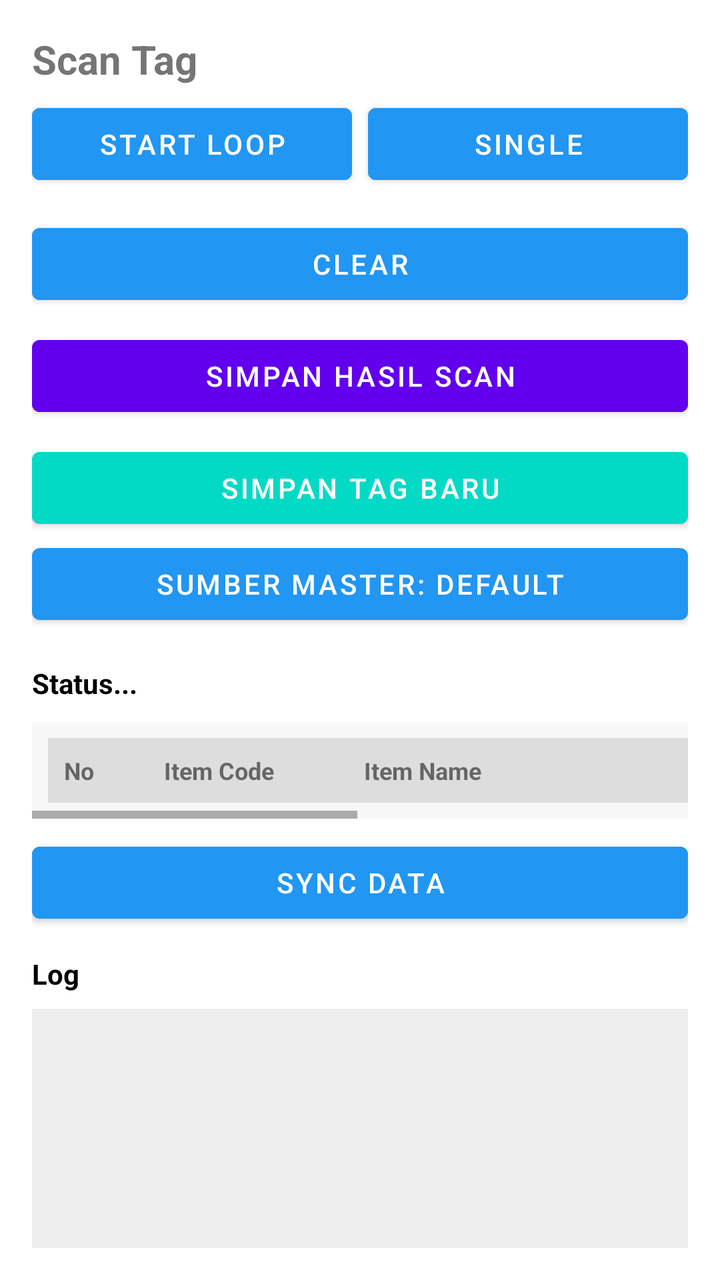
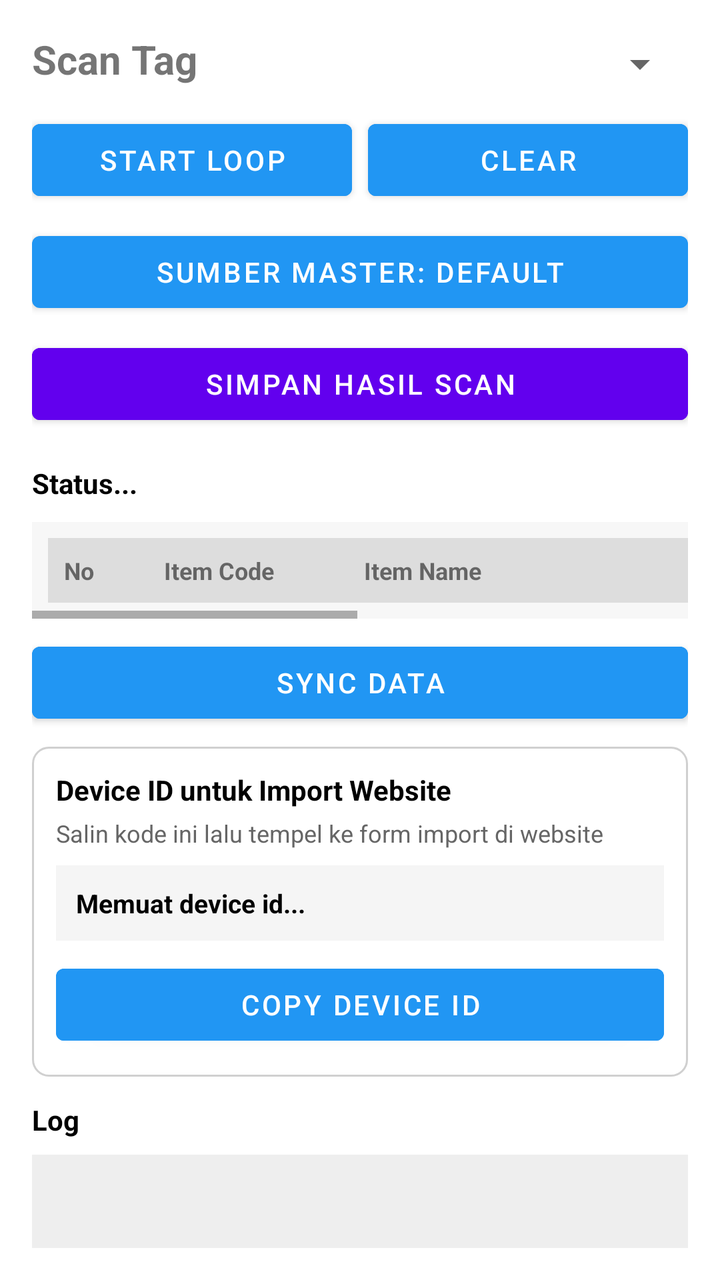

The first picture is an Android layout as it rendered before a commit; the second is the same layout after the commit. The layout source and the unified diff follow.
<!-- AndroidManifest.xml: application theme Theme.Newrfid -->
<!-- res/layout/fragment_scan.xml -->
<?xml version="1.0" encoding="utf-8"?>
<androidx.coordinatorlayout.widget.CoordinatorLayout
    xmlns:android="http://schemas.android.com/apk/res/android"
    xmlns:app="http://schemas.android.com/apk/res-auto"
    android:layout_width="match_parent"
    android:layout_height="match_parent"
    android:background="@android:color/white">

    <androidx.core.widget.NestedScrollView
        android:id="@+id/rootScroll"
        android:layout_width="match_parent"
        android:layout_height="match_parent"
        android:fillViewport="true"
        android:padding="16dp"
        app:layout_behavior="@string/appbar_scrolling_view_behavior">

        <LinearLayout
            android:id="@+id/root"
            android:layout_width="match_parent"
            android:layout_height="wrap_content"
            android:orientation="vertical">

            <TextView
                android:layout_width="match_parent"
                android:layout_height="wrap_content"
                android:text="Scan Tag"
                android:textSize="20sp"
                android:textStyle="bold"
                android:paddingBottom="5dp" />

            
            <LinearLayout
                android:layout_width="match_parent"
                android:layout_height="wrap_content"
                android:orientation="horizontal">

                <Button
                    android:id="@+id/btnLoop"
                    android:layout_width="0dp"
                    android:layout_height="wrap_content"
                    android:layout_weight="1"
                    android:text="@string/start_loop"
                    android:textColor="@android:color/white"
                    android:layout_marginEnd="8dp"
                    android:backgroundTint="@color/blue_500" />

                <Button
                    android:id="@+id/btnSingle"
                    android:layout_width="0dp"
                    android:layout_height="wrap_content"
                    android:layout_weight="1"
                    android:text="@string/single"
                    android:textColor="@android:color/white"
                    android:backgroundTint="@color/blue_500" />
            </LinearLayout>

            <Button
                android:id="@+id/btnClear"
                android:layout_width="match_parent"
                android:layout_height="wrap_content"
                android:layout_marginTop="12dp"
                android:text="@string/clear"
                android:textColor="@android:color/white"
                android:backgroundTint="@color/blue_500" />

            <Button
                android:id="@+id/btnSaveScan"
                android:layout_width="match_parent"
                android:layout_height="wrap_content"
                android:layout_marginTop="8dp"
                android:text="Simpan Hasil Scan"
                android:textColor="@android:color/white"
                android:backgroundTint="@color/design_default_color_primary" />

            <Button
                android:id="@+id/btnPush"
                android:layout_width="match_parent"
                android:layout_height="wrap_content"
                android:layout_marginTop="8dp"
                android:text="@string/push_server"
                android:textColor="@android:color/white"
                android:backgroundTint="@color/design_default_color_secondary" />

            <Button
                android:id="@+id/btnChooseMasterSource"
                android:layout_width="match_parent"
                android:layout_height="wrap_content"
                android:text="Sumber Master: Default" />

            
            <TextView
                android:id="@+id/tvInfo"
                android:layout_width="match_parent"
                android:layout_height="wrap_content"
                android:layout_marginTop="16dp"
                android:text="@string/status"
                android:textSize="14sp"
                android:textStyle="bold"
                android:textColor="@android:color/black" />

            <HorizontalScrollView
                android:layout_width="match_parent"
                android:layout_height="wrap_content"
                android:layout_marginTop="10dp"
                android:fillViewport="true"
                android:scrollbars="horizontal"
                android:background="#F7F7F7">

                <LinearLayout
                    android:layout_width="wrap_content"
                    android:layout_height="wrap_content"
                    android:orientation="vertical"
                    android:padding="8dp">

                    <LinearLayout
                        android:layout_width="wrap_content"
                        android:layout_height="wrap_content"
                        android:orientation="horizontal"
                        android:background="#DDDDDD"
                        android:padding="8dp">

                        <TextView
                            android:layout_width="50dp"
                            android:layout_height="wrap_content"
                            android:text="No"
                            android:textStyle="bold"
                            android:textSize="12sp" />

                        <TextView
                            android:layout_width="100dp"
                            android:layout_height="wrap_content"
                            android:text="Item Code"
                            android:textStyle="bold"
                            android:textSize="12sp" />

                        <TextView
                            android:layout_width="200dp"
                            android:layout_height="wrap_content"
                            android:text="Item Name"
                            android:textStyle="bold"
                            android:textSize="12sp" />

                        <TextView
                            android:layout_width="60dp"
                            android:layout_height="wrap_content"
                            android:gravity="end"
                            android:text="End Stock"
                            android:textStyle="bold"
                            android:textSize="12sp" />

                        <TextView
                            android:layout_width="60dp"
                            android:layout_height="wrap_content"
                            android:gravity="end"
                            android:text="Scan"
                            android:textStyle="bold"
                            android:textSize="12sp" />

                        <TextView
                            android:layout_width="60dp"
                            android:layout_height="wrap_content"
                            android:gravity="end"
                            android:text="Selisih"
                            android:textStyle="bold"
                            android:textSize="12sp" />

                        <TextView
                            android:layout_width="100dp"
                            android:layout_height="wrap_content"
                            android:gravity="end"
                            android:text="Status"
                            android:textStyle="bold"
                            android:textSize="12sp" />
                    </LinearLayout>

                    
                    <androidx.recyclerview.widget.RecyclerView
                        android:id="@+id/rvProducts"
                        android:layout_width="wrap_content"
                        android:layout_height="wrap_content"
                        android:nestedScrollingEnabled="false" />
                </LinearLayout>
            </HorizontalScrollView>

            <Button
                android:id="@+id/btnSync"
                android:layout_width="match_parent"
                android:layout_height="wrap_content"
                android:layout_marginTop="8dp"
                android:text="@string/sync_data"
                android:textColor="@android:color/white"
                android:backgroundTint="@color/blue_500" />

            <TextView
                android:layout_width="match_parent"
                android:layout_height="wrap_content"
                android:layout_marginTop="12dp"
                android:text="@string/log"
                android:textStyle="bold"
                android:textColor="@android:color/black" />

            <TextView
                android:id="@+id/tvLog"
                android:layout_width="match_parent"
                android:layout_height="300dp"
                android:layout_marginTop="8dp"
                android:textSize="12sp"
                android:textColor="@android:color/black"
                android:textIsSelectable="true"
                android:background="#EEEEEE"
                android:padding="10dp"
                android:scrollbars="vertical" />

        </LinearLayout>
    </androidx.core.widget.NestedScrollView>

</androidx.coordinatorlayout.widget.CoordinatorLayout>
<!-- resources referenced by this layout -->
<resources>
  <color name="blue_500">#2196F3</color>
  <string name="clear">Clear</string>
  <string name="log">Log</string>
  <string name="push_server">Simpan Tag Baru</string>
  <string name="single">Single</string>
  <string name="start_loop">Start Loop</string>
  <string name="status">Status...</string>
  <string name="sync_data">Sync Data</string>
  <style name="Theme.Newrfid" parent="Theme.MaterialComponents.Light.NoActionBar">
          <item name="android:windowBackground">@android:color/white</item>
          <item name="colorSurface">@android:color/white</item>
          <item name="colorOnSurface">@android:color/black</item>
  
          <item name="colorPrimary">#2196F3</item>
          <item name="colorPrimaryVariant">#1976D2</item>
          <item name="colorOnPrimary">@android:color/white</item>
  
          <item name="android:statusBarColor">@android:color/white</item>
          <item name="android:windowLightStatusBar">true</item>
      </style>
</resources>

<!-- the commit's change to res/layout/fragment_scan.xml (unified diff, before → after) -->
@@ -20,18 +20,33 @@
             android:layout_height="wrap_content"
             android:orientation="vertical">
 
-            <TextView
-                android:layout_width="match_parent"
-                android:layout_height="wrap_content"
-                android:text="Scan Tag"
-                android:textSize="20sp"
-                android:textStyle="bold"
-                android:paddingBottom="5dp" />
+            <LinearLayout
+                android:layout_width="match_parent"
+                android:layout_height="wrap_content"
+                android:gravity="center_vertical"
+                android:orientation="horizontal">
+
+                <TextView
+                    android:id="@+id/tvTitleScan"
+                    android:layout_width="0dp"
+                    android:layout_height="wrap_content"
+                    android:layout_weight="1"
+                    android:paddingBottom="5dp"
+                    android:text="Scan Tag"
+                    android:textSize="20sp"
+                    android:textStyle="bold" />
+
+                <Spinner
+                    android:id="@+id/spinnerScanPower"
+                    android:layout_width="120dp"
+                    android:layout_height="wrap_content" />
+            </LinearLayout>
 
             
             <LinearLayout
                 android:layout_width="match_parent"
                 android:layout_height="wrap_content"
+                android:layout_marginTop="8dp"
                 android:orientation="horizontal">
 
                 <Button
@@ -39,29 +54,27 @@
                     android:layout_width="0dp"
                     android:layout_height="wrap_content"
                     android:layout_weight="1"
+                    android:layout_marginEnd="8dp"
                     android:text="@string/start_loop"
                     android:textColor="@android:color/white"
-                    android:layout_marginEnd="8dp"
                     android:backgroundTint="@color/blue_500" />
 
                 <Button
-                    android:id="@+id/btnSingle"
+                    android:id="@+id/btnClear"
                     android:layout_width="0dp"
                     android:layout_height="wrap_content"
                     android:layout_weight="1"
-                    android:text="@string/single"
+                    android:text="@string/clear"
                     android:textColor="@android:color/white"
                     android:backgroundTint="@color/blue_500" />
             </LinearLayout>
 
             <Button
-                android:id="@+id/btnClear"
-                android:layout_width="match_parent"
-                android:layout_height="wrap_content"
-                android:layout_marginTop="12dp"
-                android:text="@string/clear"
-                android:textColor="@android:color/white"
-                android:backgroundTint="@color/blue_500" />
+                android:id="@+id/btnChooseMasterSource"
+                android:layout_width="match_parent"
+                android:layout_height="wrap_content"
+                android:layout_marginTop="8dp"
+                android:text="Sumber Master: Default" />
 
             <Button
                 android:id="@+id/btnSaveScan"
@@ -72,22 +85,6 @@
                 android:textColor="@android:color/white"
                 android:backgroundTint="@color/design_default_color_primary" />
 
-            <Button
-                android:id="@+id/btnPush"
-                android:layout_width="match_parent"
-                android:layout_height="wrap_content"
-                android:layout_marginTop="8dp"
-                android:text="@string/push_server"
-                android:textColor="@android:color/white"
-                android:backgroundTint="@color/design_default_color_secondary" />
-
-            <Button
-                android:id="@+id/btnChooseMasterSource"
-                android:layout_width="match_parent"
-                android:layout_height="wrap_content"
-                android:text="Sumber Master: Default" />
-
-            
             <TextView
                 android:id="@+id/tvInfo"
                 android:layout_width="match_parent"
@@ -173,7 +170,6 @@
                             android:textSize="12sp" />
                     </LinearLayout>
 
-                    
                     <androidx.recyclerview.widget.RecyclerView
                         android:id="@+id/rvProducts"
                         android:layout_width="wrap_content"
@@ -191,6 +187,56 @@
                 android:textColor="@android:color/white"
                 android:backgroundTint="@color/blue_500" />
 
+            <LinearLayout
+                android:id="@+id/layoutDeviceIdBox"
+                android:layout_width="match_parent"
+                android:layout_height="wrap_content"
+                android:layout_marginTop="8dp"
+                android:background="@drawable/bg_box_border"
+                android:orientation="vertical"
+                android:padding="12dp">
+
+                <TextView
+                    android:id="@+id/tvDeviceIdLabel"
+                    android:layout_width="match_parent"
+                    android:layout_height="wrap_content"
+                    android:text="Device ID untuk Import Website"
+                    android:textStyle="bold"
+                    android:textSize="14sp"
+                    android:textColor="@android:color/black" />
+
+                <TextView
+                    android:id="@+id/tvDeviceIdHint"
+                    android:layout_width="match_parent"
+                    android:layout_height="wrap_content"
+                    android:layout_marginTop="4dp"
+                    android:text="Salin kode ini lalu tempel ke form import di website"
+                    android:textSize="12sp"
+                    android:textColor="#666666" />
+
+                <TextView
+                    android:id="@+id/tvDeviceIdValue"
+                    android:layout_width="match_parent"
+                    android:layout_height="wrap_content"
+                    android:layout_marginTop="8dp"
+                    android:background="#F5F5F5"
+                    android:padding="10dp"
+                    android:text="Memuat device id..."
+                    android:textColor="@android:color/black"
+                    android:textIsSelectable="true"
+                    android:textSize="13sp"
+                    android:textStyle="bold" />
+
+                <Button
+                    android:id="@+id/btnCopyDeviceId"
+                    android:layout_width="match_parent"
+                    android:layout_height="wrap_content"
+                    android:layout_marginTop="8dp"
+                    android:text="Copy Device ID"
+                    android:textColor="@android:color/white"
+                    android:backgroundTint="@color/blue_500" />
+            </LinearLayout>
+
             <TextView
                 android:layout_width="match_parent"
                 android:layout_height="wrap_content"
@@ -204,14 +250,15 @@
                 android:layout_width="match_parent"
                 android:layout_height="300dp"
                 android:layout_marginTop="8dp"
-                android:textSize="12sp"
+                android:background="#EEEEEE"
+                android:padding="10dp"
+                android:scrollbars="vertical"
                 android:textColor="@android:color/black"
                 android:textIsSelectable="true"
-                android:background="#EEEEEE"
-                android:padding="10dp"
-                android:scrollbars="vertical" />
+                android:textSize="12sp" />
 
         </LinearLayout>
+
     </androidx.core.widget.NestedScrollView>
 
 </androidx.coordinatorlayout.widget.CoordinatorLayout>
<!-- resource entries referenced after the edit -->
@@ -1,10 +1,17 @@
 <!-- resources referenced by this layout -->
 <resources>
   <color name="blue_500">#2196F3</color>
+  <!-- drawable bg_box_border (drawable) -->
+  <?xml version="1.0" encoding="utf-8"?>
+  <shape xmlns:android="http://schemas.android.com/apk/res/android">
+      <solid android:color="#FFFFFF" />
+      <stroke
+          android:width="1dp"
+          android:color="#D0D0D0" />
+      <corners android:radius="8dp" />
+  </shape>
   <string name="clear">Clear</string>
   <string name="log">Log</string>
-  <string name="push_server">Simpan Tag Baru</string>
-  <string name="single">Single</string>
   <string name="start_loop">Start Loop</string>
   <string name="status">Status...</string>
   <string name="sync_data">Sync Data</string>
